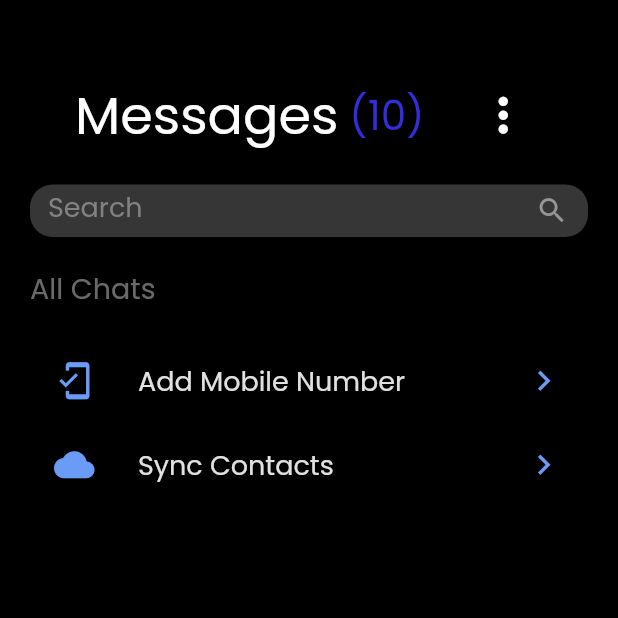
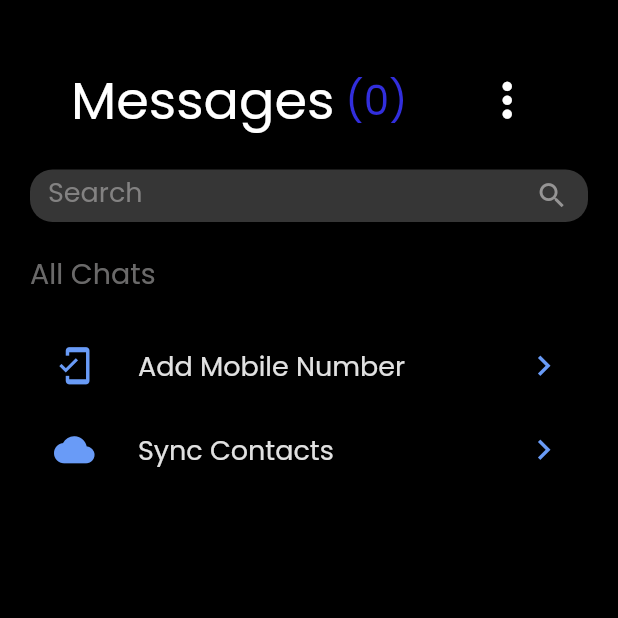
Before and after one commit to Huloiarnata/Unico-everyday-chatting-application, a Flutter app: the screen it shows once a user with an empty profile is signed in, on a phone screen of 412 x 824 dp, the top half of it. Run offline on Flutter 3.47's test engine with Material 2 defaults, Android fonts, the phone set to English and light mode, and no system bars; our stand-ins replace cloud_firestore, firebase_auth, firebase_core, google_sign_in; accounts and stored records are empty.

Commit message:
UI Bug Fix

```diff
--- a/lib/screens/myscreen.dart
+++ b/lib/screens/myscreen.dart
@@ -11,7 +11,7 @@ class My_Inbox extends StatefulWidget {
 }
 
 class _My_InboxState extends State<My_Inbox> {
-  int messages_count = 10;
+  int messages_count = 0;
   final List startinginbox = ['Add Mobile Number', 'Sync Contacts'];
   final List leadingicons = [Icons.mobile_friendly, Icons.cloud];
   final List trailingicons = [
@@ -29,7 +29,7 @@ class _My_InboxState extends State<My_Inbox> {
         body: Column(
           crossAxisAlignment: CrossAxisAlignment.start,
           children: [
-            const SizedBox(height: 50),
+            const SizedBox(height: 40),
             Row(
               mainAxisAlignment: MainAxisAlignment.center,
               children: [
@@ -48,7 +48,7 @@ class _My_InboxState extends State<My_Inbox> {
                         fontFamily: 'Poppins',
                         fontSize: 27)),
                 const SizedBox(
-                  width: 26,
+                  width: 40,
                 ),
                 PopupMenuButton(
                     color: const Color.fromARGB(255, 54, 54, 54),
```
